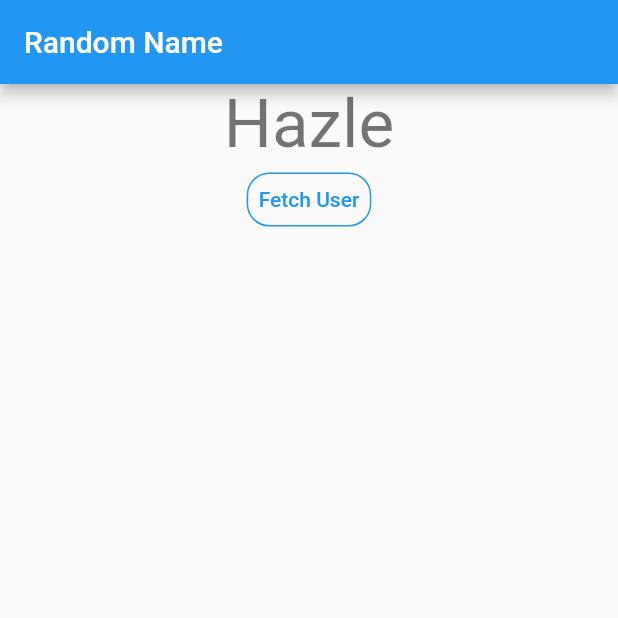
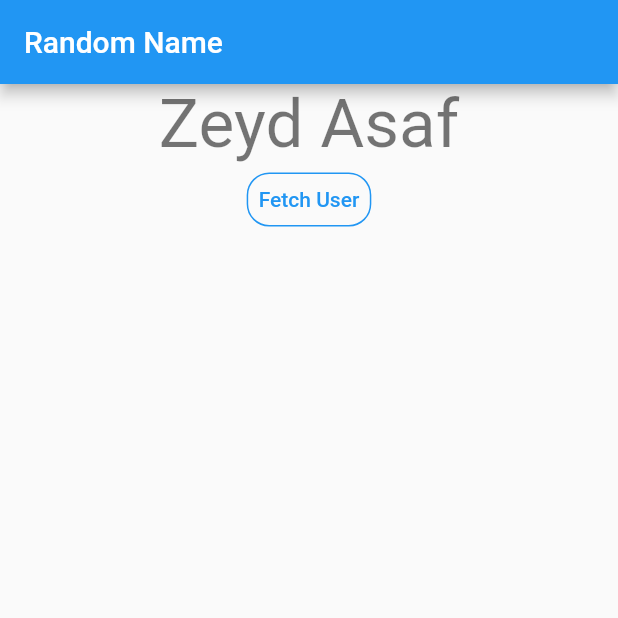
Before and after one commit to mukremingokduman/CubitRandomNameList, a Flutter app: the screen it shows after launch, after a tap on "Fetch User", on a phone screen of 412 x 824 dp, the top half of it. Run offline on Flutter 3.47's test engine with Material 2 defaults, Android fonts, the light colour scheme and no system bars; our stand-ins replace bloc, flutter_bloc.

Commit message:
Add Second Commit

```diff
--- a/lib/cubitProject2/project2Page.dart
+++ b/lib/cubitProject2/project2Page.dart
@@ -64,6 +64,7 @@ const Iterable<String> _userList = <String>[
   'Mukremin',
   'Osman Alp',
   'Gokduman',
+  'Zeyd Asaf',
   'Neal',
   'Hazle',
   'Jaren',
```
